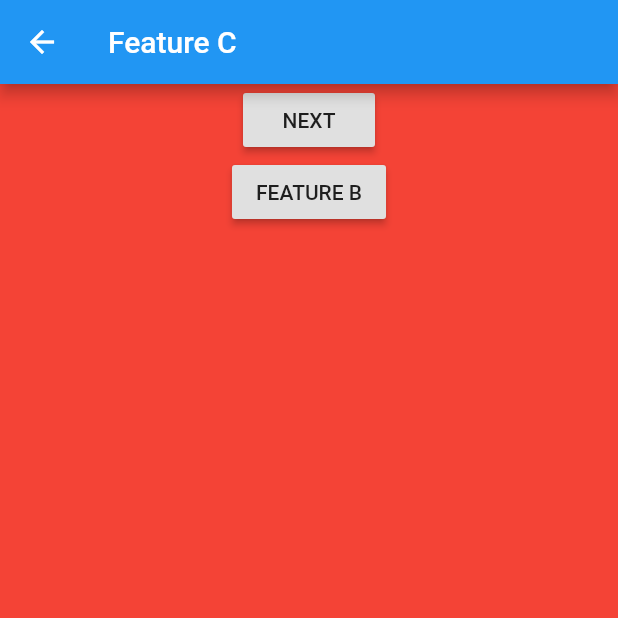
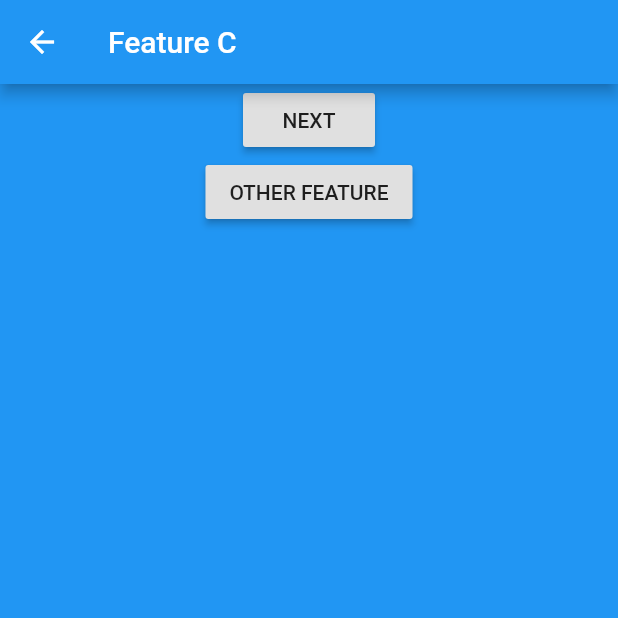
Before and after one commit to williamhjcho/fnav, a Flutter app: the screen it shows after launch, after a tap on an icon or button, on a phone screen of 412 x 824 dp, the top half of it. Run offline on Flutter 3.47's test engine with Material 2 defaults, Android fonts, the phone set to English and light mode, and no system bars.

Commit message:
Adds simple screen

```diff
--- a/example/lib/feature_a.dart
+++ b/example/lib/feature_a.dart
@@ -1,4 +1,6 @@
 import 'package:flutter/material.dart';
+
+import 'simple_screen.dart';
 
 class FeatureANavigator extends Navigator {
   FeatureANavigator({
@@ -10,7 +12,9 @@ class FeatureANavigator extends Navigator {
             WidgetBuilder builder;
             switch (settings.name) {
               case Navigator.defaultRouteName:
-                builder = (context) => _Home(
+                builder = (context) => SimpleScreen(
+                      title: 'Feture A',
+                      backgroundColor: Colors.red,
                       onBack: onClose,
                       onNext: () =>
                           Navigator.pushNamed(context, 'another', arguments: 1),
@@ -21,7 +25,9 @@ class FeatureANavigator extends Navigator {
                 builder = (context) {
                   final int count = settings.arguments;
 
-                  return _Home(
+                  return SimpleScreen(
+                    title: 'Feture A',
+                    backgroundColor: Colors.red,
                     count: count,
                     onBack: () => Navigator.pop(context),
                     onNext: () => Navigator.pushNamed(context, 'another',
@@ -41,44 +47,3 @@ class FeatureANavigator extends Navigator {
           },
         );
 }
-
-class _Home extends StatelessWidget {
-  const _Home({
-    Key key,
-    this.count = 0,
-    @required this.onBack,
-    @required this.onNext,
-    @required this.onNextFeature,
-  }) : super(key: key);
-
-  final int count;
-  final VoidCallback onBack, onNext, onNextFeature;
-
-  @override
-  Widget build(BuildContext context) {
-    return Scaffold(
-      backgroundColor: Colors.lightGreen,
-      appBar: AppBar(
-        title: Text('Feature A' + (count == 0 ? '' : '($count)')),
-        leading: IconButton(
-          icon: Icon(Icons.arrow_back),
-          onPressed: onBack,
-        ),
-      ),
-      body: Center(
-        child: Column(
-          children: <Widget>[
-            RaisedButton(
-              child: Text('NEXT'),
-              onPressed: onNext,
-            ),
-            RaisedButton(
-              child: Text('FEATURE B'),
-              onPressed: onNextFeature,
-            ),
-          ],
-        ),
-      ),
-    );
-  }
-}
--- a/example/lib/feature_b.dart
+++ b/example/lib/feature_b.dart
@@ -1,4 +1,6 @@
 import 'package:flutter/material.dart';
+
+import 'simple_screen.dart';
 
 class FeatureBNavigator extends Navigator {
   FeatureBNavigator({
@@ -9,16 +11,24 @@ class FeatureBNavigator extends Navigator {
             WidgetBuilder builder;
             switch (settings.name) {
               case Navigator.defaultRouteName:
-                builder = (context) => _Home(
+                builder = (context) {
+                  return SimpleScreen(
+                    title: 'Feature B',
+                    backgroundColor: Colors.yellow,
                     onBack: onClose,
                     onNext: () => Navigator.of(context).pushNamed('another'),
                   );
+                };
                 break;
               case 'another':
-                builder = (context) => _Home(
+                builder = (context) {
+                  return SimpleScreen(
+                    title: 'Feature B',
+                    backgroundColor: Colors.yellow,
                     onBack: () => Navigator.of(context).pop(),
                     onNext: () => Navigator.of(context).pushNamed('another'),
                   );
+                };
                 break;
               default:
                 break;
@@ -31,37 +41,3 @@ class FeatureBNavigator extends Navigator {
           },
         );
 }
-
-class _Home extends StatelessWidget {
-  const _Home({
-    Key key,
-    @required this.onBack,
-    @required this.onNext,
-  }) : super(key: key);
-
-  final VoidCallback onBack, onNext;
-
-  @override
-  Widget build(BuildContext context) {
-    return Scaffold(
-      backgroundColor: Colors.yellow,
-      appBar: AppBar(
-        title: const Text('Feature B'),
-        leading: IconButton(
-          icon: Icon(Icons.arrow_back),
-          onPressed: onBack,
-        ),
-      ),
-      body: Center(
-        child: Column(
-          children: <Widget>[
-            RaisedButton(
-              child: Text('NEXT'),
-              onPressed: onNext,
-            ),
-          ],
-        ),
-      ),
-    );
-  }
-}
--- a/example/lib/feature_c.dart
+++ b/example/lib/feature_c.dart
@@ -1,5 +1,7 @@
 import 'package:basenav/basenav.dart';
 import 'package:flutter/material.dart';
+
+import 'simple_screen.dart';
 
 class FeatureCNavigator extends RouteNavigator {
   FeatureCNavigator({
@@ -8,7 +10,9 @@ class FeatureCNavigator extends RouteNavigator {
   }) : super(initialRoute: Navigator.defaultRouteName, routes: {
           '/': (settings) {
             return MaterialPageRoute(
-              builder: (context) => _Home(
+              builder: (context) => SimpleScreen(
+                title: 'Feature C',
+                backgroundColor: Colors.blue,
                 onBack: onClose,
                 onNext: () =>
                     Navigator.pushNamed(context, 'another', arguments: 1),
@@ -22,7 +26,9 @@ class FeatureCNavigator extends RouteNavigator {
               builder: (context) {
                 final int count = settings.arguments;
 
-                return _Home(
+                return SimpleScreen(
+                  title: 'Feature C',
+                  backgroundColor: Colors.blue,
                   count: count,
                   onBack: () => Navigator.pop(context),
                   onNext: () => Navigator.pushNamed(context, 'another',
@@ -35,44 +41,3 @@ class FeatureCNavigator extends RouteNavigator {
           },
         });
 }
-
-class _Home extends StatelessWidget {
-  const _Home({
-    Key key,
-    this.count = 0,
-    @required this.onBack,
-    @required this.onNext,
-    @required this.onNextFeature,
-  }) : super(key: key);
-
-  final int count;
-  final VoidCallback onBack, onNext, onNextFeature;
-
-  @override
-  Widget build(BuildContext context) {
-    return Scaffold(
-      backgroundColor: Colors.red,
-      appBar: AppBar(
-        title: Text('Feature C' + (count == 0 ? '' : '($count)')),
-        leading: IconButton(
-          icon: Icon(Icons.arrow_back),
-          onPressed: onBack,
-        ),
-      ),
-      body: Center(
-        child: Column(
-          children: <Widget>[
-            RaisedButton(
-              child: Text('NEXT'),
-              onPressed: onNext,
-            ),
-            RaisedButton(
-              child: Text('FEATURE B'),
-              onPressed: onNextFeature,
-            ),
-          ],
-        ),
-      ),
-    );
-  }
-}
--- /dev/null
+++ b/example/lib/simple_screen.dart
@@ -0,0 +1,47 @@
+import 'package:flutter/material.dart';
+
+class SimpleScreen extends StatelessWidget {
+  const SimpleScreen({
+    Key key,
+    @required this.title,
+    this.count = 0,
+    @required this.backgroundColor,
+    @required this.onBack,
+    @required this.onNext,
+    this.onNextFeature,
+  }) : super(key: key);
+
+  final int count;
+  final String title;
+  final Color backgroundColor;
+  final VoidCallback onBack, onNext, onNextFeature;
+
+  @override
+  Widget build(BuildContext context) {
+    return Scaffold(
+      backgroundColor: backgroundColor,
+      appBar: AppBar(
+        title: Text(title + (count == 0 ? '' : ' ($count)')),
+        leading: IconButton(
+          icon: Icon(Icons.arrow_back),
+          onPressed: onBack,
+        ),
+      ),
+      body: Center(
+        child: Column(
+          children: <Widget>[
+            RaisedButton(
+              child: Text('NEXT'),
+              onPressed: onNext,
+            ),
+            if (onNextFeature != null)
+              RaisedButton(
+                child: Text('OTHER FEATURE'),
+                onPressed: onNextFeature,
+              ),
+          ],
+        ),
+      ),
+    );
+  }
+}
```
Lines whose indentation alone changed are shown as unchanged.
